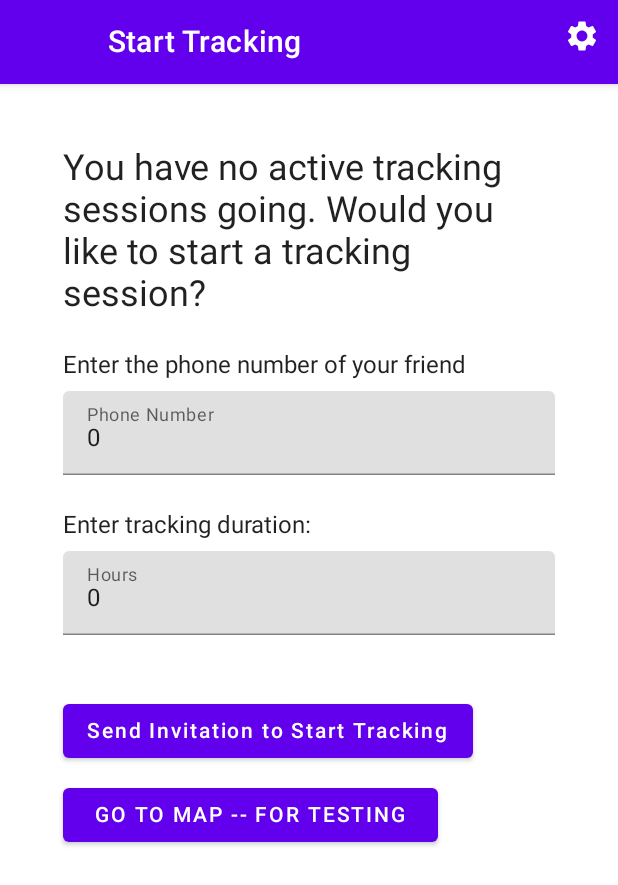
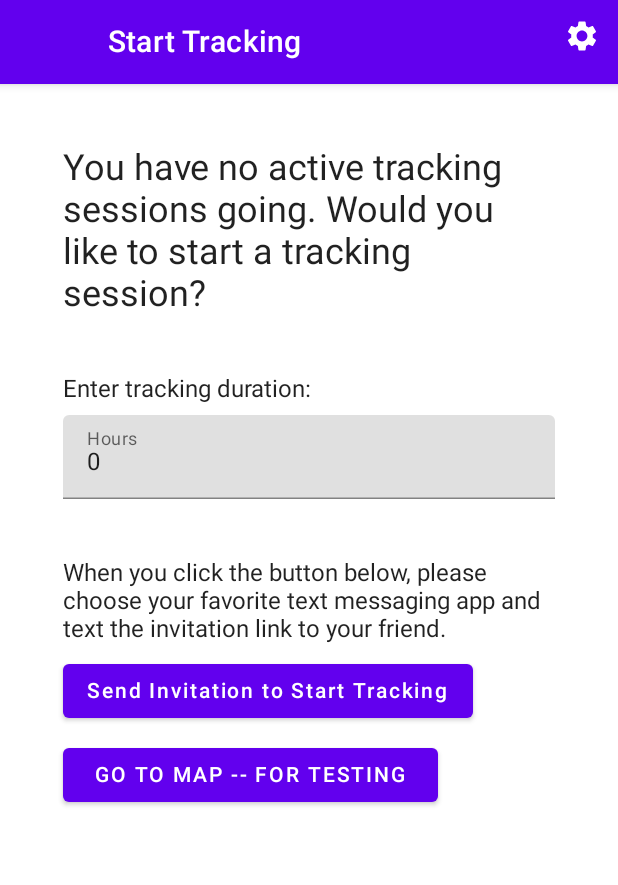
Before and after one commit to brepowell/Friend-tracking-app-MVP, an Android app built with Jetpack Compose: the screen it shows after launch (MainActivity), after a tap on "GO TO MAP -- FOR TESTING", on a phone screen of 412 x 824 dp. Shown: the top 885 px of the screen. Run offline under Robolectric (Android 15) with nearby library versions, the phone set to English and light mode, and no system bars; 2 statements that could not run were skipped.

Commit message:
Commented out the phone number text field.

```diff
--- a/MeetMe/app/src/main/java/com/example/meetme/MeetMeScreen.kt
+++ b/MeetMe/app/src/main/java/com/example/meetme/MeetMeScreen.kt
@@ -165,13 +165,13 @@ fun MeetMeApp(
                         scope.launch {
                             /** SAVE THE USER INPUT FOR THE TRACKING DURATION */
                             settingsDataStore.saveTrackLengthToPreferencesStore(it)
-//                            settingsDataStore.saveTrackingToPreferencesStore(true)
                         }
 
-                        scope.launch {
-                            /** SAVE THE USER INPUT FOR THE FRIEND'S PHONE NUMBER */
+/*                        scope.launch {
+                            *//** SAVE THE USER INPUT FOR THE FRIEND'S PHONE NUMBER *//*
                             settingsDataStore.savePhoneNumberToPreferencesStore(it)
                         }
+*/
 
                         /** SEND AN SMS MESSAGE WITH A DEEPLINK TO THE CONSENT PAGE FOR USER 2 **/
                         val session = "1234" // TODO: CREATE A UNIQUE SESSION ID NUMBER
@@ -183,6 +183,8 @@ fun MeetMeApp(
                         //"Please join me in a tracking session for $hours hours on MeetMe $linkToMeetMe"
                         //Test phone 1 is 6505551212
                         //Test phone 2 is 16505556789
+                        // TODO: REMOVE THE PHONE NUMBER FROM THIS PART AND HAVE A MESSAGE
+                        //  ABOUT WHAT SHOULD HAPPEN
                         //val phoneNumber = "6505551212" //RECIPIENT'S PHONE NUMBER
                         sendIntent(context, message)
 
@@ -193,8 +195,8 @@ fun MeetMeApp(
                     // TODO: REMOVE WHEN FINISHED TESTING 2 LOCATIONS
                     onMapButtonClicked = {
                         val goTo = Uri.parse("$uri/Map/1234")
-                        val intent = Intent(Intent.ACTION_VIEW, goTo)
-                        context.startActivity(intent, null)
+                        val intentToMap = Intent(Intent.ACTION_VIEW, goTo)
+                        context.startActivity(intentToMap, null)
                     }
                 )
             }
--- a/MeetMe/app/src/main/java/com/example/meetme/data/SettingsDataStore.kt
+++ b/MeetMe/app/src/main/java/com/example/meetme/data/SettingsDataStore.kt
@@ -50,7 +50,7 @@ class SettingsDataStore (private val context: Context){
             val isTracking = preferences[PreferenceKeys.IS_TRACKING] ?: false
             val isSharingLocation = preferences[PreferenceKeys.IS_SHARING_LOCATION] ?: false
             val trackLength = preferences[PreferenceKeys.TRACK_LENGTH] ?: 0
-            val phoneNumber = preferences[PreferenceKeys.PHONE_NUMBER] ?: defaultPhoneNumber
+            //val phoneNumber = preferences[PreferenceKeys.PHONE_NUMBER] ?: defaultPhoneNumber
             SettingsState(isTracking, isSharingLocation, name, trackLength)
         }
 
@@ -78,11 +78,11 @@ class SettingsDataStore (private val context: Context){
         }
     }
 
-    suspend fun savePhoneNumberToPreferencesStore(phoneNumber: String){
+   /* suspend fun savePhoneNumberToPreferencesStore(phoneNumber: String){
         context.dataStore.edit { preferences ->
             preferences[PreferenceKeys.PHONE_NUMBER] = phoneNumber
         }
-    }
+    }*/
 }
 
 data class SettingsState (
--- a/MeetMe/app/src/main/java/com/example/meetme/ui/ScreenTrackingStart.kt
+++ b/MeetMe/app/src/main/java/com/example/meetme/ui/ScreenTrackingStart.kt
@@ -34,7 +34,7 @@ fun StartTrackingScreen(
     onMapButtonClicked: () -> Unit // TODO: REMOVE LATER
 ) {
     var amountInput by rememberSaveable { mutableStateOf(settingsState.trackLength.toString()) }
-    var phoneNumber by rememberSaveable { mutableStateOf(settingsState.trackLength.toString()) }
+    //var phoneNumber by rememberSaveable { mutableStateOf(settingsState.trackLength.toString()) }
 
     //toDoubleOrNull converts an int to a double
     val trackingDuration = amountInput.toDoubleOrNull() ?: 0.0
@@ -62,18 +62,18 @@ fun StartTrackingScreen(
 
         /** --------------- Enter the phone number ------------------ */
         //tracking_start_friends
-        Text(
+/*        Text(
             text = stringResource(id = R.string.tracking_start_friends),
             fontSize = 16.sp,
             modifier = Modifier.align(Alignment.Start)
-        )
+        )*/
 
-        PhoneNumberEntryField(
+/*        PhoneNumberEntryField(
             value = phoneNumber,
             onValueChange = {
                 phoneNumber = it
             }
-        )
+        )*/
 
         /** Friend(s) -- placeholder images for prototype */
 /*
@@ -145,6 +145,14 @@ fun StartTrackingScreen(
         Spacer(modifier = Modifier.height(48.dp))
         */
 
+        /**------------- NOTICE: THIS WILL OPEN A TEXT MESSAGE -------------- */
+        Text(
+            text = stringResource(
+                id = R.string.tracking_start_warning_about_opening_SMS),
+            fontSize = 16.sp,
+            modifier = Modifier.align(Alignment.Start)
+        )
+
         /**-----------------SEND INVITATION BUTTON --------------------------*/
 
         InviteToStartTrackingButton(onClick = { onStartTrackingButtonClicked(amountInput) })
@@ -154,7 +162,7 @@ fun StartTrackingScreen(
     }
 }
 
-@Composable
+/*@Composable
 fun PhoneNumberEntryField(value: String, onValueChange: (String) -> Unit){
     TextField(
         value = value,
@@ -171,7 +179,7 @@ fun PhoneNumberEntryField(value: String, onValueChange: (String) -> Unit){
     //label - placeholder text for an empty text field
     //KeyboardType.Number - uses only the numbers keyboard - no other options
     //singleLine - ensures the input is on one line
-}
+}*/
 
 @Composable
 fun TimeLimitEntryField(value: String, onValueChange: (String) -> Unit){
--- a/MeetMe/app/src/main/res/values/strings.xml
+++ b/MeetMe/app/src/main/res/values/strings.xml
@@ -30,6 +30,8 @@
     <string name="tracking_start_tracking_expiration">Tracking expires: %s </string>
     <string name="tracking_start_bill_amount">Bill amount: %s </string>
     <string name="tracking_start_send_invite">Send Invitation</string>
+    <string name="tracking_start_warning_about_opening_SMS">When you click the button below, please
+    choose your favorite text messaging app and text the invitation link to your friend.</string>
 
     <!--Waiting for consent text: -->
     <string name="waiting_for_consent">An invitation has been sent to %s. Please wait.
```
